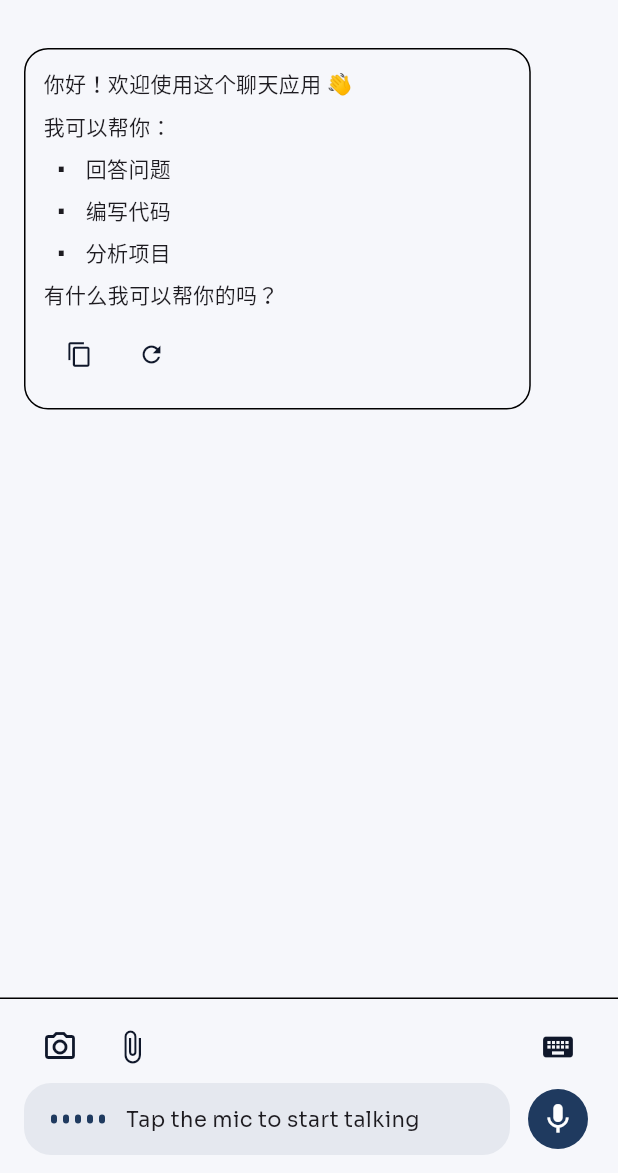
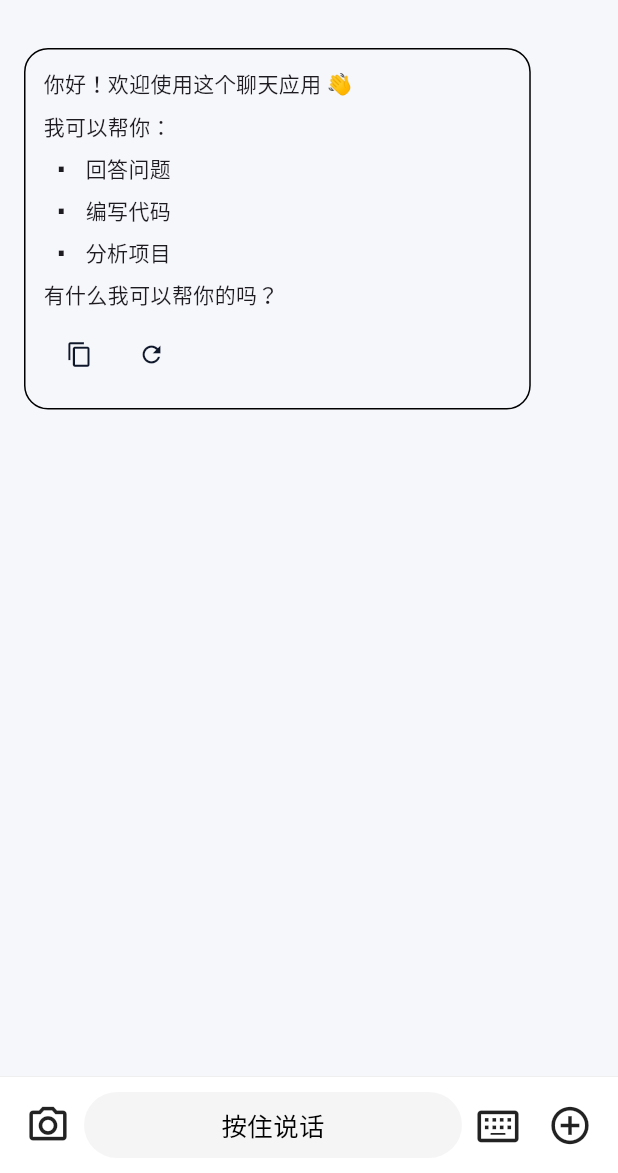
Before and after one commit to SamuelLAN/vibe-code-mobile, a Flutter app: the ChatScreen screen opened directly, on a phone screen of 412 x 824 dp, the part 63-1236 px from its top. Run offline on Flutter 3.47's test engine with Material 3 defaults, Android fonts, the phone set to English and light mode, and no system bars; drawn by our look-alikes of flutter_markdown; our stand-ins replace file_picker, flutter_secure_storage, google_fonts, image_picker; accounts and stored records are empty.

Commit message:
Add voice message functionality to chat feature, including UI updates for voice message attachment and input handling. Enhance waveform indicator for better visual feedback during recording.

```diff
--- a/lib/models/attachment.dart
+++ b/lib/models/attachment.dart
@@ -1,6 +1,6 @@
 import 'dart:convert';
 
-enum AttachmentType { image, file }
+enum AttachmentType { image, file, voice }
 
 class Attachment {
   Attachment({
--- a/lib/widgets/input_bar.dart
+++ b/lib/widgets/input_bar.dart
@@ -1,7 +1,5 @@
 import 'package:flutter/material.dart';
 import 'package:flutter/services.dart';
-import 'package:permission_handler/permission_handler.dart';
-import 'package:speech_to_text/speech_to_text.dart' as stt;
 
 import 'waveform_indicator.dart';
 
@@ -18,6 +16,7 @@ class InputBar extends StatefulWidget {
     required this.onToggleMode,
     required this.onPickMedia,
     required this.onPickFiles,
+    this.onVoiceSend,
   });
 
   final InputMode mode;
@@ -28,151 +27,184 @@ class InputBar extends StatefulWidget {
   final VoidCallback onToggleMode;
   final VoidCallback onPickMedia;
   final VoidCallback onPickFiles;
+  final VoidCallback? onVoiceSend;
 
   @override
   State<InputBar> createState() => _InputBarState();
 }
 
 class _InputBarState extends State<InputBar> {
-  final stt.SpeechToText _speech = stt.SpeechToText();
-  bool _listening = false;
-  String _transcript = '';
+  bool _isRecording = false;
+  bool _isCancelling = false;
+  double _dragY = 0;
+  static const double _cancelThreshold = 100.0;
 
-  Future<void> _toggleListening() async {
-    if (_listening) {
-      await _speech.stop();
-      setState(() {
-        _listening = false;
-      });
-      if (_transcript.trim().isNotEmpty) {
-        widget.controller.text = _transcript.trim();
-        widget.onToggleMode();
+  void _onLongPressStart(LongPressStartDetails details) {
+    setState(() {
+      _isRecording = true;
+      _isCancelling = false;
+      _dragY = 0;
+    });
+    HapticFeedback.mediumImpact();
+  }
+
+  void _onLongPressMoveUpdate(LongPressMoveUpdateDetails details) {
+    if (!_isRecording) return;
+    setState(() {
+      _dragY = -details.localOffsetFromOrigin.dy;
+      _isCancelling = _dragY > _cancelThreshold;
+    });
+  }
+
+  void _onLongPressEnd(LongPressEndDetails details) {
+    if (!_isRecording) return;
+
+    if (!_isCancelling) {
+      if (widget.onVoiceSend != null) {
+        widget.onVoiceSend!();
+      } else {
+        widget.onSend();
       }
-      return;
     }
 
-    final permission = await Permission.microphone.request();
-    if (!permission.isGranted) return;
-
-    final available = await _speech.initialize();
-    if (!available) return;
-
     setState(() {
-      _listening = true;
-      _transcript = '';
+      _isRecording = false;
+      _isCancelling = false;
     });
-
     HapticFeedback.lightImpact();
-
-    await _speech.listen(
-      onResult: (result) {
-        setState(() {
-          _transcript = result.recognizedWords;
-        });
-      },
-    );
-  }
-
-  @override
-  void dispose() {
-    _speech.stop();
-    super.dispose();
-  }
-
-  @override
-  void didUpdateWidget(covariant InputBar oldWidget) {
-    super.didUpdateWidget(oldWidget);
-    if (oldWidget.mode == InputMode.voice && widget.mode == InputMode.text && _listening) {
-      _speech.stop();
-      setState(() {
-        _listening = false;
-      });
-    }
   }
 
   @override
   Widget build(BuildContext context) {
     final isVoice = widget.mode == InputMode.voice;
 
-    return SafeArea(
-      top: false,
-      child: Container(
-        padding: const EdgeInsets.fromLTRB(16, 8, 16, 12),
-        decoration: BoxDecoration(
-          color: Theme.of(context).colorScheme.surface,
-          border: Border(top: BorderSide(color: Theme.of(context).dividerColor)),
-        ),
-        child: Column(
-          mainAxisSize: MainAxisSize.min,
-          children: [
-            Row(
+    return Stack(
+      clipBehavior: Clip.none,
+      children: [
+        if (_isRecording)
+          Positioned(
+            left: 0,
+            right: 0,
+            bottom: 0,
+            child: _buildRecordingOverlay(),
+          ),
+        SafeArea(
+          top: false,
+          child: Container(
+            padding: const EdgeInsets.symmetric(horizontal: 8, vertical: 8),
+            decoration: BoxDecoration(
+              color: Colors.white,
+              border: Border(top: BorderSide(color: Colors.grey.withOpacity(0.2), width: 0.5)),
+            ),
+            child: Row(
               children: [
                 IconButton(
                   onPressed: widget.onPickMedia,
-                  icon: const Icon(Icons.photo_camera_outlined),
+                  icon: const Icon(Icons.camera_alt_outlined, size: 30, color: Colors.black87),
+                ),
+                Expanded(
+                  child: isVoice
+                      ? GestureDetector(
+                          onLongPressStart: _onLongPressStart,
+                          onLongPressMoveUpdate: _onLongPressMoveUpdate,
+                          onLongPressEnd: _onLongPressEnd,
+                          child: Container(
+                            height: 44,
+                            alignment: Alignment.center,
+                            decoration: BoxDecoration(
+                              color: Colors.grey.withOpacity(0.1),
+                              borderRadius: BorderRadius.circular(22),
+                            ),
+                            child: const Text(
+                              '按住说话',
+                              style: TextStyle(
+                                fontSize: 17,
+                                fontWeight: FontWeight.w500,
+                                color: Colors.black,
+                              ),
+                            ),
+                          ),
+                        )
+                      : Container(
+                          decoration: BoxDecoration(
+                            color: Colors.grey.withOpacity(0.1),
+                            borderRadius: BorderRadius.circular(22),
+                          ),
+                          child: TextField(
+                            controller: widget.controller,
+                            maxLines: 4,
+                            minLines: 1,
+                            style: const TextStyle(fontSize: 17),
+                            decoration: const InputDecoration(
+                              hintText: '发消息...',
+                              hintStyle: TextStyle(color: Colors.grey),
+                              contentPadding: EdgeInsets.symmetric(horizontal: 16, vertical: 10),
+                              isDense: true,
+                              border: InputBorder.none,
+                            ),
+                          ),
+                        ),
+                ),
+                IconButton(
+                  onPressed: widget.onToggleMode,
+                  icon: Icon(isVoice ? Icons.keyboard_alt_outlined : Icons.mic_none_outlined, size: 30, color: Colors.black87),
                 ),
                 IconButton(
                   onPressed: widget.onPickFiles,
-                  icon: const Icon(Icons.attach_file),
-                ),
-                const Spacer(),
-                IconButton(
-                  onPressed: widget.onToggleMode,
-                  icon: Icon(isVoice ? Icons.keyboard : Icons.mic_none),
+                  icon: const Icon(Icons.add_circle_outline, size: 30, color: Colors.black87),
                 ),
               ],
             ),
-            Row(
-              crossAxisAlignment: CrossAxisAlignment.end,
-              children: [
-                Expanded(
-                  child: isVoice
-                      ? Container(
-                          padding: const EdgeInsets.symmetric(horizontal: 16, vertical: 14),
-                          decoration: BoxDecoration(
-                            color: Theme.of(context).colorScheme.primary.withOpacity(0.08),
-                            borderRadius: BorderRadius.circular(18),
-                          ),
-                          child: Row(
-                            children: [
-                              WaveformIndicator(active: _listening),
-                              const SizedBox(width: 12),
-                              Expanded(
-                                child: Text(
-                                  _listening
-                                      ? (_transcript.isEmpty ? 'Listening...' : _transcript)
-                                      : 'Tap the mic to start talking',
-                                  style: Theme.of(context).textTheme.bodyMedium,
-                                ),
-                              ),
-                            ],
-                          ),
-                        )
-                      : TextField(
-                          controller: widget.controller,
-                          maxLines: 4,
-                          minLines: 1,
-                          decoration: const InputDecoration(
-                            hintText: 'Message the Vibe Coder',
-                            border: OutlineInputBorder(borderRadius: BorderRadius.all(Radius.circular(18))),
-                          ),
-                        ),
+          ),
+        ),
+      ],
+    );
+  }
+
+  Widget _buildRecordingOverlay() {
+    final baseColor = _isCancelling ? Colors.red : const Color(0xFF2196F3);
+    final text = _isCancelling ? '松手取消' : '松手发送，上移取消';
+
+    return Container(
+      width: MediaQuery.of(context).size.width,
+      height: 300,
+      decoration: BoxDecoration(
+        gradient: LinearGradient(
+          begin: Alignment.bottomCenter,
+          end: Alignment.topCenter,
+          colors: [
+            baseColor.withOpacity(0.9),
+            baseColor.withOpacity(0.6),
+            baseColor.withOpacity(0.0),
+          ],
+          stops: const [0.0, 0.4, 1.0],
+        ),
+      ),
+      child: Column(
+        mainAxisAlignment: MainAxisAlignment.end,
+        children: [
+          Text(
+            text,
+            style: const TextStyle(
+              color: Colors.white,
+              fontSize: 18,
+              fontWeight: FontWeight.bold,
+              shadows: [
+                Shadow(
+                  blurRadius: 4,
+                  color: Colors.black26,
+                  offset: Offset(0, 1),
                 ),
-                const SizedBox(width: 8),
-                if (isVoice)
-                  IconButton.filled(
-                    onPressed: _toggleListening,
-                    icon: Icon(_listening ? Icons.stop_circle_outlined : Icons.mic),
-                  )
-                else
-                  IconButton.filled(
-                    onPressed: widget.isGenerating ? widget.onStop : widget.onSend,
-                    icon: Icon(widget.isGenerating ? Icons.stop : Icons.send),
-                  ),
               ],
             ),
-          ],
-        ),
+          ),
+          const SizedBox(height: 40),
+          WaveformIndicator(
+            active: true,
+            color: Colors.white,
+          ),
+          const SizedBox(height: 80),
+        ],
       ),
     );
   }
--- a/lib/widgets/waveform_indicator.dart
+++ b/lib/widgets/waveform_indicator.dart
@@ -4,9 +4,10 @@ import 'dart:math';
 import 'package:flutter/material.dart';
 
 class WaveformIndicator extends StatefulWidget {
-  const WaveformIndicator({super.key, required this.active});
+  const WaveformIndicator({super.key, required this.active, this.color});
 
   final bool active;
+  final Color? color;
 
   @override
   State<WaveformIndicator> createState() => _WaveformIndicatorState();
@@ -20,7 +21,7 @@ class _WaveformIndicatorState extends State<WaveformIndicator> {
   @override
   void initState() {
     super.initState();
-    _heights = List.generate(5, (_) => 6.0);
+    _heights = List.generate(40, (_) => 4.0);
     _toggle();
   }
 
@@ -35,15 +36,23 @@ class _WaveformIndicatorState extends State<WaveformIndicator> {
   void _toggle() {
     _timer?.cancel();
     if (widget.active) {
-      _timer = Timer.periodic(const Duration(milliseconds: 120), (_) {
-        setState(() {
-          _heights = List.generate(5, (_) => 6 + _rand.nextDouble() * 18);
-        });
+      _timer = Timer.periodic(const Duration(milliseconds: 60), (_) {
+        if (mounted) {
+          setState(() {
+            // Create a more continuous wave look
+            _heights = List.generate(40, (i) {
+              final val = 4 + _rand.nextDouble() * 24;
+              return val;
+            });
+          });
+        }
       });
     } else {
-      setState(() {
-        _heights = List.generate(5, (_) => 6.0);
-      });
+      if (mounted) {
+        setState(() {
+          _heights = List.generate(40, (_) => 4.0);
+        });
+      }
     }
   }
 
@@ -56,18 +65,19 @@ class _WaveformIndicatorState extends State<WaveformIndicator> {
   @override
   Widget build(BuildContext context) {
     return Row(
+      mainAxisAlignment: MainAxisAlignment.center,
       mainAxisSize: MainAxisSize.min,
       children: _heights
           .map(
             (height) => Padding(
-              padding: const EdgeInsets.symmetric(horizontal: 2),
+              padding: const EdgeInsets.symmetric(horizontal: 1.0),
               child: AnimatedContainer(
-                duration: const Duration(milliseconds: 120),
-                width: 4,
+                duration: const Duration(milliseconds: 60),
+                width: 2.5,
                 height: height,
                 decoration: BoxDecoration(
-                  color: Theme.of(context).colorScheme.primary,
-                  borderRadius: BorderRadius.circular(6),
+                  color: widget.color ?? Theme.of(context).colorScheme.primary,
+                  borderRadius: BorderRadius.circular(2),
                 ),
               ),
             ),
```
Also changed, not shown: lib/screens/chat_screen.dart (+18 -0 lines), lib/widgets/message_bubble.dart (+22 -0 lines), 1 other file.
